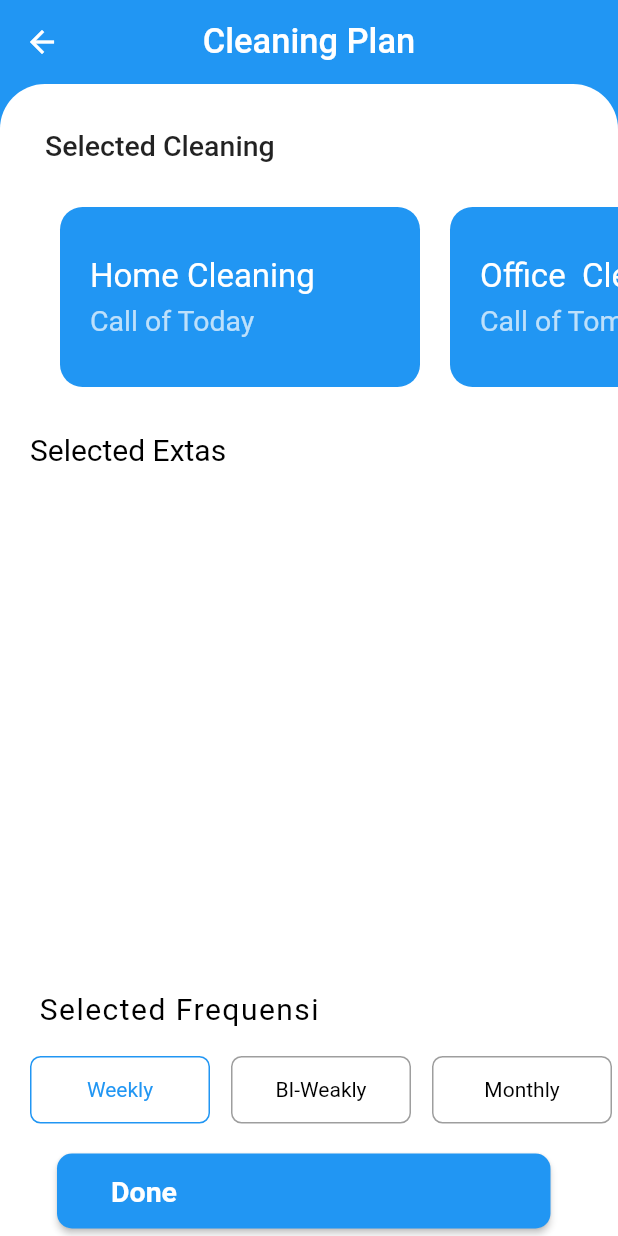
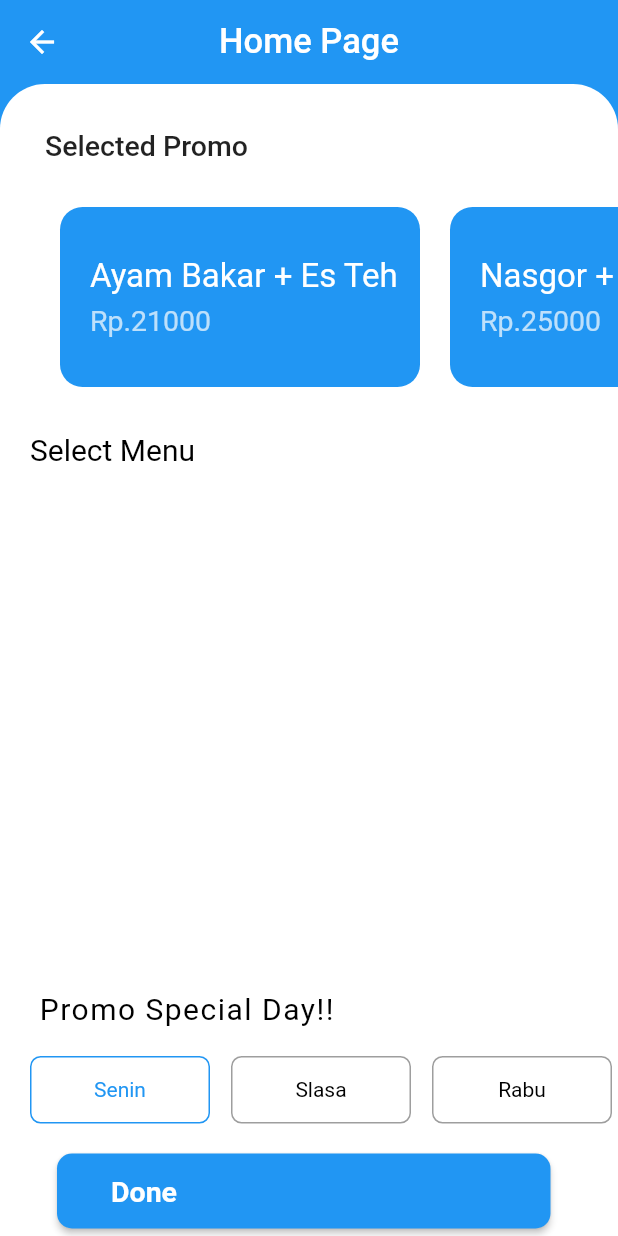
Before and after one commit to rizkotz/restoran, a Flutter app: the HomePage screen opened directly, on a phone screen of 412 x 824 dp. Run offline on Flutter 3.47's test engine with Material 2 defaults, Android fonts, the phone set to English and light mode, and no system bars.

Commit message:
home_view

```diff
--- a/lib/home/home_view.dart
+++ b/lib/home/home_view.dart
@@ -43,7 +43,7 @@ class HomePage extends StatelessWidget {
     );
   }
 
-  Widget _selectedExtras(@required String name) {
+  Widget _selectedExtras(@required String images, @required String name) {
     return Container(
       decoration: BoxDecoration(
           borderRadius: BorderRadius.circular(10.0),
@@ -100,7 +100,7 @@ class HomePage extends StatelessWidget {
         elevation: 0.0,
         backgroundColor: Theme.of(context).accentColor,
         title: Text(
-          "Cleaning Plan",
+          "Home Page",
           style: TextStyle(
             fontSize: 23,
           ),
@@ -123,7 +123,7 @@ class HomePage extends StatelessWidget {
               Padding(
                 padding: const EdgeInsets.only(top: 30, left: 30),
                 child: Text(
-                  "Selected Cleaning",
+                  "Selected Promo",
                   style: TextStyle(
                     fontSize: 19,
                     color: Colors.black87,
@@ -142,13 +142,13 @@ class HomePage extends StatelessWidget {
                     children: [
                       _selectedCleaning(
                         color: Theme.of(context).accentColor,
-                        subtittle: "Call of Today",
-                        tittle: 'Home Cleaning',
+                        subtittle: "Rp.21000",
+                        tittle: 'Ayam Bakar + Es Teh',
                       ),
                       _selectedCleaning(
                         color: Theme.of(context).accentColor,
-                        subtittle: "Call of Tomorrow",
-                        tittle: 'Office  Cleaning',
+                        subtittle: "Rp.25000",
+                        tittle: 'Nasgor + Es Teler',
                       )
                     ],
                   ),
@@ -163,7 +163,7 @@ class HomePage extends StatelessWidget {
                   crossAxisAlignment: CrossAxisAlignment.start,
                   children: [
                     Text(
-                      'Selected Extas',
+                      'Select Menu',
                       style: TextStyle(fontSize: 20, color: Colors.black),
                     ),
                     Padding(
@@ -176,7 +176,7 @@ class HomePage extends StatelessWidget {
                           mainAxisSpacing: 8,
                           childAspectRatio: 1.30,
                           children: [
-                            //_selectedExtras(),
+                            // _selectedExtras(),
                             //_selectedExtras(),
                             //_selectedExtras(),
                             //_selectedExtras(),
@@ -195,7 +195,7 @@ class HomePage extends StatelessWidget {
                   children: [
                     Padding(
                       padding: EdgeInsets.only(left: 13),
-                      child: Text("Selected Frequensi",
+                      child: Text("Promo Special Day!!",
                           style: TextStyle(
                             fontSize: 20,
                             color: Colors.black,
@@ -210,7 +210,7 @@ class HomePage extends StatelessWidget {
                         mainAxisAlignment: MainAxisAlignment.spaceEvenly,
                         children: [
                           _selectedFrequency(
-                            tittle: 'Weekly',
+                            tittle: 'Senin',
                             color: Colors.white,
                             border: Border.all(
                                 color: Theme.of(context).accentColor),
@@ -218,20 +218,20 @@ class HomePage extends StatelessWidget {
                                 TextStyle(color: Theme.of(context).accentColor),
                           ),
                           _selectedFrequency(
-                            tittle: 'BI-Weakly',
+                            tittle: 'Slasa',
                             color: Colors.white,
                             border: Border.all(color: Colors.grey),
                             textStyle: TextStyle(color: Colors.black),
                           ),
                           _selectedFrequency(
-                            tittle: 'Monthly',
+                            tittle: 'Rabu',
                             color: Colors.white,
                             border: Border.all(color: Colors.grey),
                             textStyle: TextStyle(color: Colors.black),
                           ),
                           _selectedFrequency(
-                            tittle: 'Yearly',
-                            color: Colors.white38,
+                            tittle: 'Kamis',
+                            color: Colors.white,
                             border: Border.all(color: Colors.grey),
                             textStyle: TextStyle(color: Colors.black),
                           ),
```
